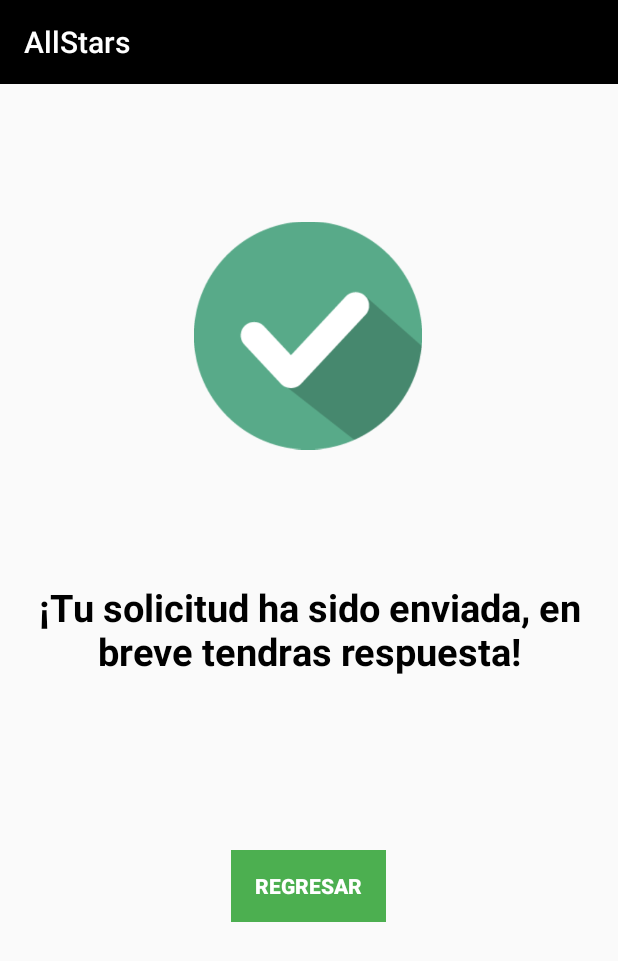
After one commit to snow915/ALLSTARS, an Android app: the SollicitudEnviada screen opened directly, with no data from a screen before it, on a phone screen of 412 x 824 dp. The commit adds this screen. Shown: the top 961 px of the screen. Run offline under Robolectric (Android 15) with nearby library versions, the phone set to English and light mode, and no system bars.

Commit message:
add: activity SolicitudEnviada

```diff
--- a/app/src/main/AndroidManifest.xml
+++ b/app/src/main/AndroidManifest.xml
@@ -1,7 +1,6 @@
 <?xml version="1.0" encoding="utf-8"?>
 <manifest xmlns:android="http://schemas.android.com/apk/res/android"
     package="com.store">
-
     <!--
          The ACCESS_COARSE/FINE_LOCATION permissions are not required to use
          Google Maps Android API v2, but you must specify either coarse or fine
@@ -20,7 +19,7 @@
         android:roundIcon="@drawable/all_logo"
         android:supportsRtl="true"
         android:theme="@style/AppTheme">
-
+        <activity android:name=".SollicitudEnviada"></activity>
         <!--
              The API key for Google Maps-based APIs is defined as a string resource.
              (See the file "res/values/google_maps_api.xml").
--- a/app/src/main/java/com/store/EnviarSolicitud.java
+++ b/app/src/main/java/com/store/EnviarSolicitud.java
@@ -110,6 +110,10 @@ public class EnviarSolicitud extends AppCompatActivity {
                                         .child(user)
                                         .setValue(solicitud);
                                 sDialog.dismissWithAnimation();
+
+                                Intent intent = new Intent(getApplicationContext(), SollicitudEnviada.class);
+                                startActivity(intent);
+                                finish();
                             }
                         })
                         .show();
--- /dev/null
+++ b/app/src/main/java/com/store/SollicitudEnviada.java
@@ -0,0 +1,28 @@
+package com.store;
+
+import androidx.appcompat.app.AppCompatActivity;
+
+import android.content.Intent;
+import android.os.Bundle;
+import android.view.View;
+import android.widget.Button;
+
+public class SollicitudEnviada extends AppCompatActivity {
+
+    Button regresar;
+
+    @Override
+    protected void onCreate(Bundle savedInstanceState) {
+        super.onCreate(savedInstanceState);
+        setContentView(R.layout.activity_sollicitud_enviada);
+        regresar = findViewById(R.id.idRegresar);
+        regresar.setOnClickListener(new View.OnClickListener() {
+            @Override
+            public void onClick(View v) {
+                Intent intent = new Intent(getApplicationContext(), MainActivity.class);
+                startActivity(intent);
+                finish();
+            }
+        });
+    }
+}
--- /dev/null
+++ b/app/src/main/res/layout/activity_sollicitud_enviada.xml
@@ -0,0 +1,48 @@
+<?xml version="1.0" encoding="utf-8"?>
+<androidx.constraintlayout.widget.ConstraintLayout xmlns:android="http://schemas.android.com/apk/res/android"
+    xmlns:app="http://schemas.android.com/apk/res-auto"
+    xmlns:tools="http://schemas.android.com/tools"
+    android:layout_width="match_parent"
+    android:layout_height="match_parent"
+    tools:context=".SollicitudEnviada">
+
+    <ImageView
+        android:id="@+id/imageView4"
+        android:layout_width="152dp"
+        android:layout_height="167dp"
+        android:layout_marginTop="84dp"
+        app:layout_constraintEnd_toEndOf="parent"
+        app:layout_constraintHorizontal_bias="0.498"
+        app:layout_constraintStart_toStartOf="parent"
+        app:layout_constraintTop_toTopOf="parent"
+        app:srcCompat="@drawable/success" />
+
+    <TextView
+        android:id="@+id/textView20"
+        android:layout_width="wrap_content"
+        android:layout_height="wrap_content"
+        android:layout_marginTop="80dp"
+        android:text="@string/solicitud_enviada"
+        android:textColor="@color/colorPrimary"
+        android:gravity="center"
+        android:textStyle="bold"
+        android:textSize="25dp"
+        app:layout_constraintEnd_toEndOf="parent"
+        app:layout_constraintStart_toStartOf="parent"
+        app:layout_constraintTop_toBottomOf="@+id/imageView4" />
+
+    <Button
+        android:id="@+id/idRegresar"
+        android:layout_width="103dp"
+        android:layout_height="48dp"
+        android:background="@color/colorSuccess"
+        android:text="@string/regresar"
+        android:textColor="@color/colorWhite"
+        android:textStyle="bold"
+        app:layout_constraintBottom_toBottomOf="parent"
+        app:layout_constraintEnd_toEndOf="parent"
+        app:layout_constraintHorizontal_bias="0.498"
+        app:layout_constraintStart_toStartOf="parent"
+        app:layout_constraintTop_toBottomOf="@+id/textView20"
+        app:layout_constraintVertical_bias="0.356" />
+</androidx.constraintlayout.widget.ConstraintLayout>
--- a/app/src/main/res/values/strings.xml
+++ b/app/src/main/res/values/strings.xml
@@ -140,6 +140,10 @@
     <string name="titulo_solicitud">Solicitud</string>
 
     <string name="requerido">Campo requerido</string>
+    <string name="solicitud_enviada">
+        ¡Tu solicitud ha sido enviada, en breve tendras respuesta!
+    </string>
+    <string name="regresar">Regresar</string>
     <!-- TODO: Remove or change this placeholder text -->
 
 </resources>
```
Also changed, not shown: app/src/main/res/drawable-v21/success.png (added).
